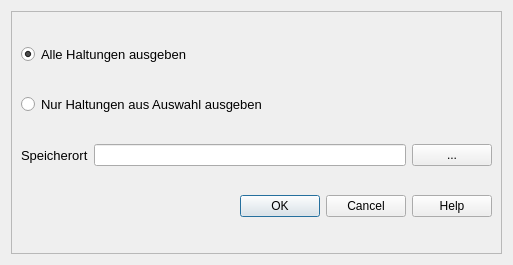
The window that qkan/tools/res/application_bericht.ui (SonkeHoffmann/QKan-1) describes before a commit, drawn with Qt 5.
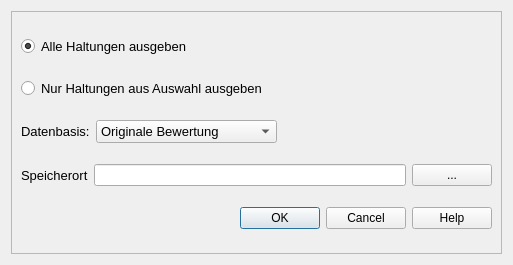
The same window after the commit.

The edit to the form file:
```diff
--- a/qkan/tools/res/application_bericht.ui
+++ b/qkan/tools/res/application_bericht.ui
@@ -59,6 +59,59 @@
          </property>
         </widget>
        </item>
+       <item>
+        <layout class="QHBoxLayout" name="horizontalLayout_2">
+         <item>
+          <widget class="QLabel" name="label_3">
+           <property name="font">
+            <font>
+             <pointsize>10</pointsize>
+            </font>
+           </property>
+           <property name="text">
+            <string>Datenbasis:</string>
+           </property>
+          </widget>
+         </item>
+         <item>
+          <widget class="QComboBox" name="bewertungsart">
+           <property name="font">
+            <font>
+             <pointsize>10</pointsize>
+            </font>
+           </property>
+           <item>
+            <property name="text">
+             <string>Originale Bewertung</string>
+            </property>
+           </item>
+           <item>
+            <property name="text">
+             <string>Automatisierte Bewertung</string>
+            </property>
+           </item>
+           <item>
+            <property name="text">
+             <string>Bewertung nach SubKanS</string>
+            </property>
+           </item>
+          </widget>
+         </item>
+         <item>
+          <spacer name="horizontalSpacer">
+           <property name="orientation">
+            <enum>Qt::Horizontal</enum>
+           </property>
+           <property name="sizeHint" stdset="0">
+            <size>
+             <width>40</width>
+             <height>20</height>
+            </size>
+           </property>
+          </spacer>
+         </item>
+        </layout>
+       </item>
        <item>
         <layout class="QHBoxLayout" name="horizontalLayout">
          <item>
```
